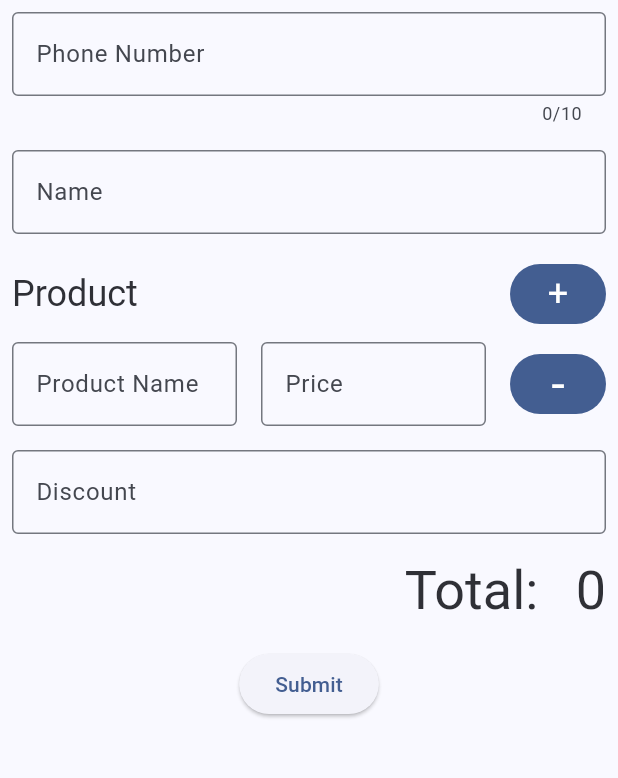
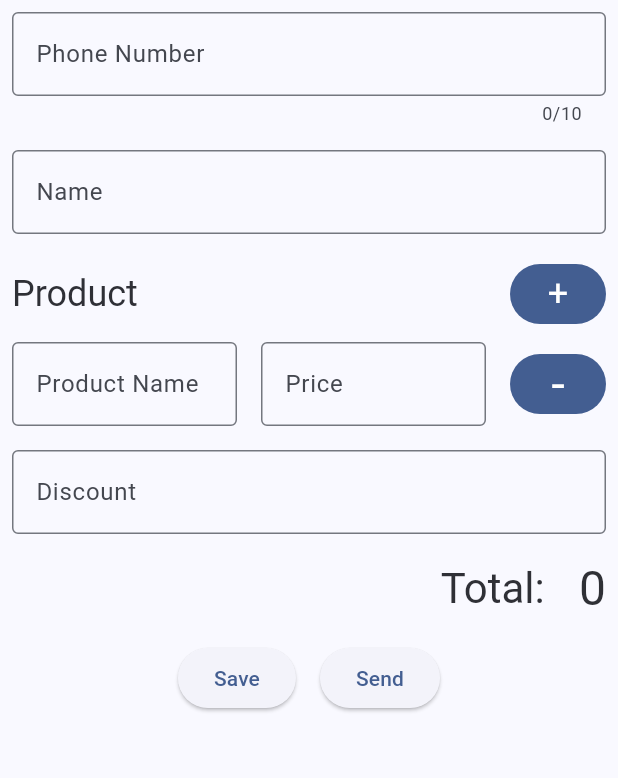
Before and after one commit to Kill11007/ridhaan_fashions, a Flutter app: the screen it shows after launch, on a phone screen of 412 x 824 dp, the part 84-862 px from its top. Run offline on Flutter 3.47's test engine with Material 3 defaults, Android fonts, the light colour scheme and no system bars.

Commit message:
Added Send Button

```diff
--- a/lib/main.dart
+++ b/lib/main.dart
@@ -197,7 +197,7 @@ class _CustomerFormState extends State<CustomerForm> {
                   child: Text(
                     "Total: ",
                     textAlign: TextAlign.left,
-                    style: theme.textTheme.displaySmall!
+                    style: theme.textTheme.headlineMedium!
                         .copyWith(color: theme.colorScheme.inverseSurface),
                   ),
                 ),
@@ -206,14 +206,17 @@ class _CustomerFormState extends State<CustomerForm> {
                   child: Text(
                     '$_total',
                     textAlign: TextAlign.right,
-                    style: theme.textTheme.displaySmall!
+                    style: theme.textTheme.headlineLarge!
                         .copyWith(color: theme.colorScheme.inverseSurface),
                   ),
                 ),
               ],
             ),
+            Row(
+              mainAxisAlignment: MainAxisAlignment.center,
+              children: [
                 Padding(
-              padding: const EdgeInsets.only(top: 8.0),
+                  padding: const EdgeInsets.all(8.0),
                   child: ElevatedButton(
                     onPressed: () {
                       // Validate returns true if the form is valid, or false otherwise.
@@ -225,8 +228,26 @@ class _CustomerFormState extends State<CustomerForm> {
                         );
                       }
                     },
-                child: const Text('Submit'),
+                    child: const Text('Save'),
                   ),
+                ),
+                Padding(
+                  padding: const EdgeInsets.all(8.0),
+                  child: ElevatedButton(
+                    onPressed: () {
+                      // Validate returns true if the form is valid, or false otherwise.
+                      if (_formKey.currentState!.validate()) {
+                        // If the form is valid, display a snackbar. In the real world,
+                        // you'd often call a server or save the information in a database.
+                        ScaffoldMessenger.of(context).showSnackBar(
+                          const SnackBar(content: Text('Processing Data')),
+                        );
+                      }
+                    },
+                    child: const Text('Send'),
+                  ),
+                ),
+              ],
             ),
           ],
         ),
```
Lines whose indentation alone changed are shown as unchanged.
